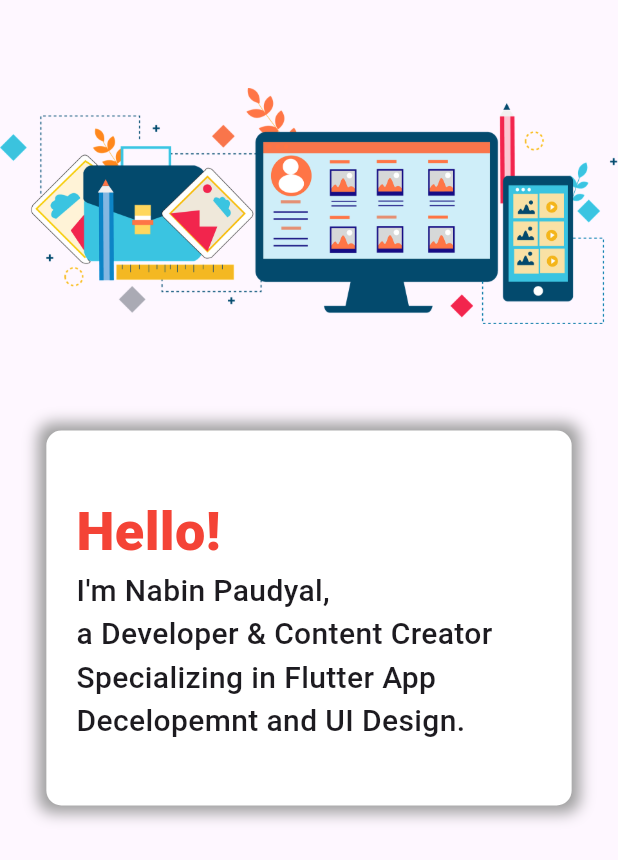
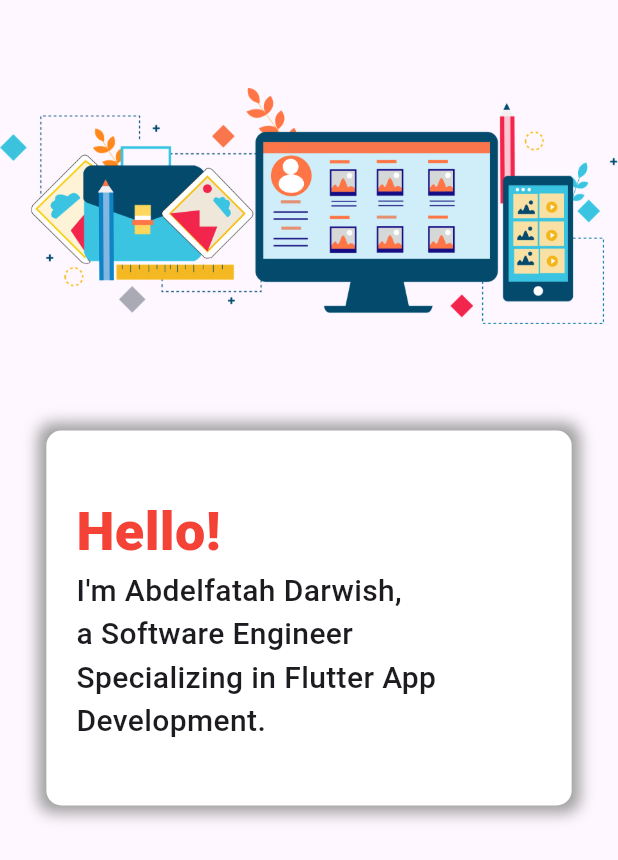
Before and after one commit to Abdelfatah-Darwish/portfolio_website_flutter, a Flutter app: the ProfileAndIntro widget shown alone on an empty page, opened directly, on a phone screen of 412 x 824 dp. Shown: the top 860 px of the screen. Run offline on Flutter 3.47's test engine with Material 3 defaults, Android fonts, the phone set to English and light mode, and no system bars; network calls fail.

Commit message:
feat🎨 change ProfileAndIntro text.

```diff
--- a/lib/View/components/prfile_and_intro.dart
+++ b/lib/View/components/prfile_and_intro.dart
@@ -61,7 +61,7 @@
                             ),
                           ),
                           const Text(
-                            "I'm Nabin Paudyal,\na Developer & Content Creator\nSpecializing in Flutter App Decelopemnt and UI Design.",
+                            "I'm Abdelfatah Darwish,\na Software Engineer\nSpecializing in Flutter App Development.",
                             style: TextStyle(
                               fontSize: 20,
                               fontWeight: FontWeight.w500,
```
